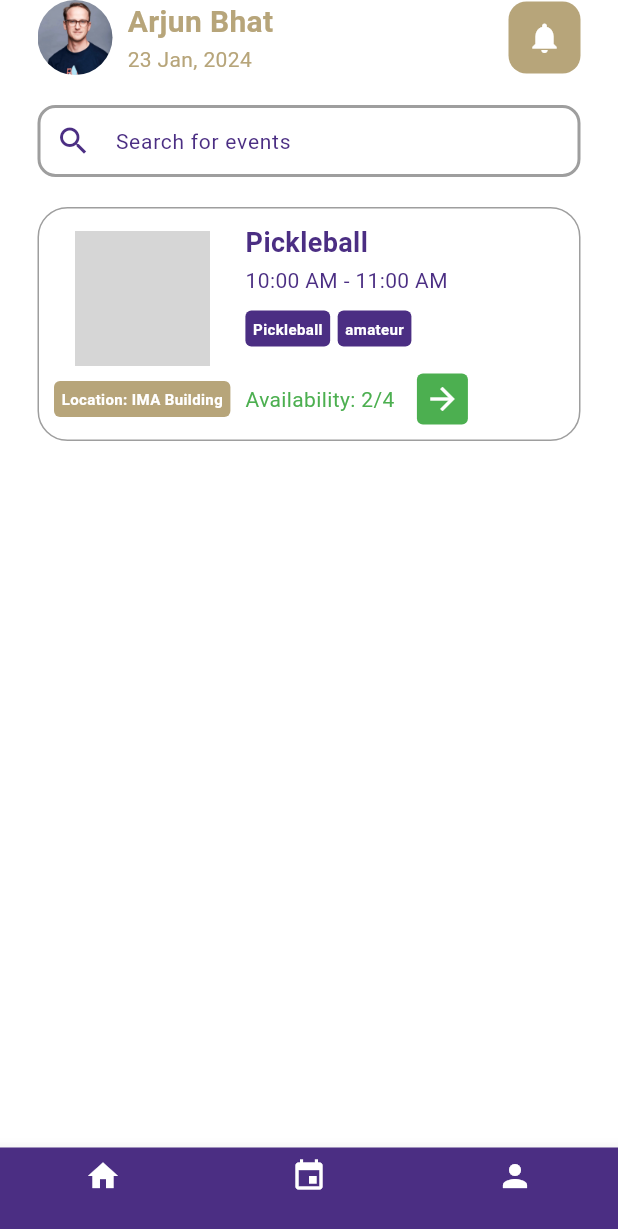
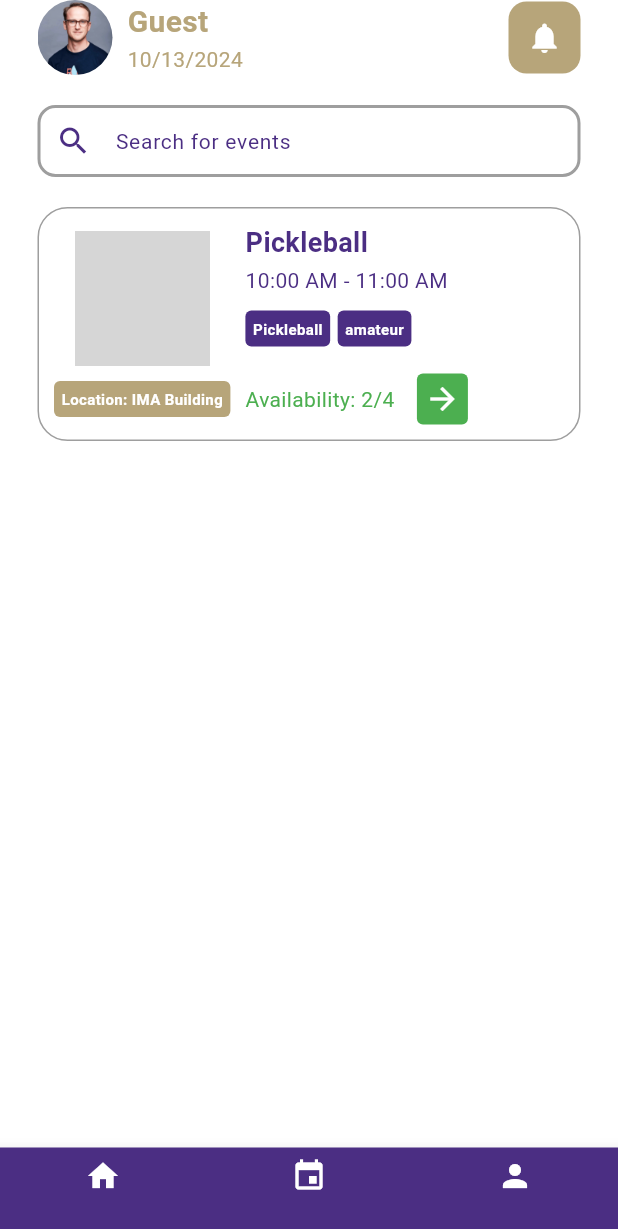
Before and after one commit to BhatArj24/find_my_buddy, a Flutter app: the screen it shows after launch, on a phone screen of 412 x 824 dp. Shown: the top 1229 px of the screen. Run offline on Flutter 3.47's test engine with Material 3 defaults, Android fonts, the light colour scheme and no system bars; our stand-ins replace shared_preferences; missing offline and left inert: amplify_auth_cognito, amplify_authenticator, amplify_flutter; grey boxes are pictures that could not be loaded.

Commit message:
user details display home

```diff
--- a/lib/pages/home_page.dart
+++ b/lib/pages/home_page.dart
@@ -2,8 +2,9 @@
 
 import 'package:find_my_buddy/pages/util/event_tile.dart';
 import 'package:flutter/material.dart';
+import 'package:amplify_flutter/amplify_flutter.dart'; // Import Amplify
 import 'event_form_page.dart'; // Import the event form page
-import 'user_profile_page.dart'; // Import the user profile page
+import 'user_profile_page.dart' as custom_profile; // Use an alias for the user profile import
 
 class HomePage extends StatefulWidget {
   const HomePage({super.key});
@@ -14,6 +15,29 @@ class HomePage extends StatefulWidget {
 
 class _HomePageState extends State<HomePage> {
   int _currentIndex = 0;
+  String _username = 'Guest'; // Default username
+
+  @override
+  void initState() {
+    super.initState();
+    _fetchCurrentUser(); // Fetch the current user on init
+  }
+
+  Future<void> _fetchCurrentUser() async {
+    try {
+      // Fetch the current user's attributes
+      final userAttributes = await Amplify.Auth.fetchUserAttributes();
+      final usernameAttribute = userAttributes
+          .firstWhere((attr) => attr.userAttributeKey.key == 'name');
+
+      // Update the state with the fetched username
+      setState(() {
+        _username = usernameAttribute.value;
+      });
+    } catch (e) {
+      print('Error fetching user attributes: $e');
+    }
+  }
 
   @override
   Widget build(BuildContext context) {
@@ -35,10 +59,10 @@ class _HomePageState extends State<HomePage> {
               );
               break;
             case 2:
-              // Navigate to the UserProfilePage when the person icon is tapped
+              // Navigate to the custom_profile.UserProfilePage when the person icon is tapped
               Navigator.push(
                 context,
-                MaterialPageRoute(builder: (context) => UserProfile()),
+                MaterialPageRoute(builder: (context) => custom_profile.UserProfile()),
               );
               break;
           }
@@ -98,7 +122,7 @@ class _HomePageState extends State<HomePage> {
                             crossAxisAlignment: CrossAxisAlignment.start,
                             children: [
                               Text(
-                                "Arjun Bhat",
+                                _username, // Display the dynamic username
                                 style: TextStyle(
                                   color: Theme.of(context).colorScheme.tertiary,
                                   fontSize: 20,
@@ -106,7 +130,7 @@ class _HomePageState extends State<HomePage> {
                                 ),
                               ),
                               Text(
-                                '23 Jan, 2024',
+                                '${DateTime.now().month}/${DateTime.now().day}/${DateTime.now().year}', // Display the current date
                                 style: TextStyle(
                                   color: Theme.of(context).colorScheme.tertiary,
                                 ),
@@ -154,7 +178,7 @@ class _HomePageState extends State<HomePage> {
                           EdgeInsets.symmetric(vertical: 0, horizontal: 20),
                     ),
                   ),
-                  // display all the event tiles
+                  // Display all the event tiles
                   SizedBox(height: 20),
                   EventTile(
                     image: 'assets/images/ima_building.jpg',
```
